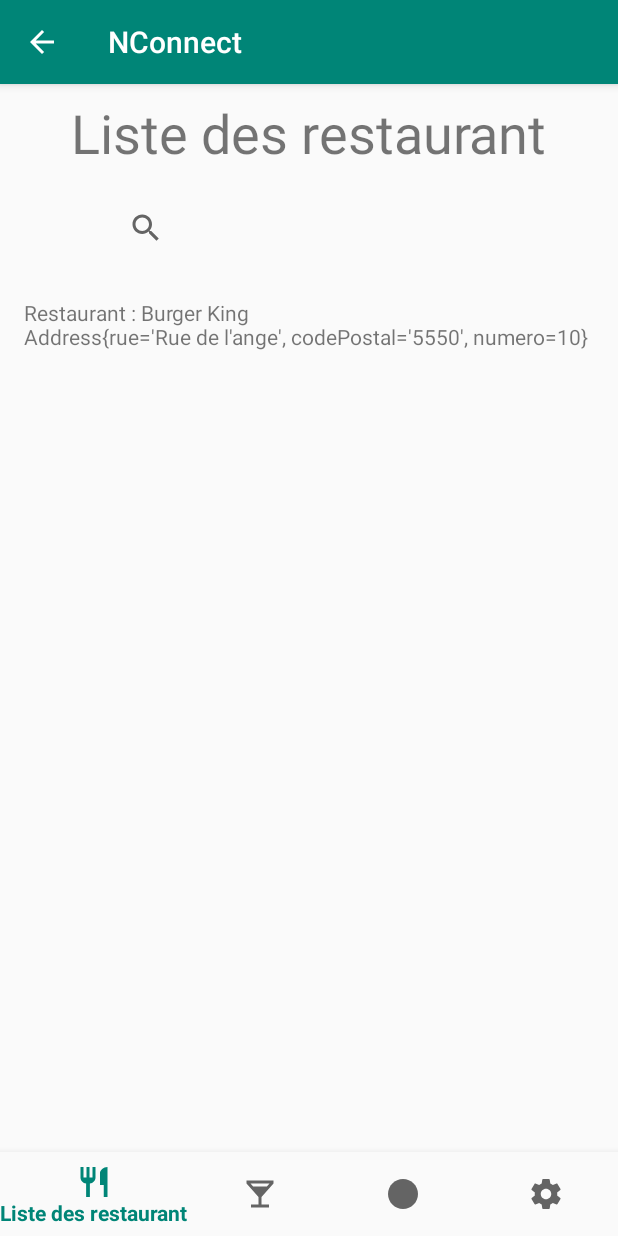
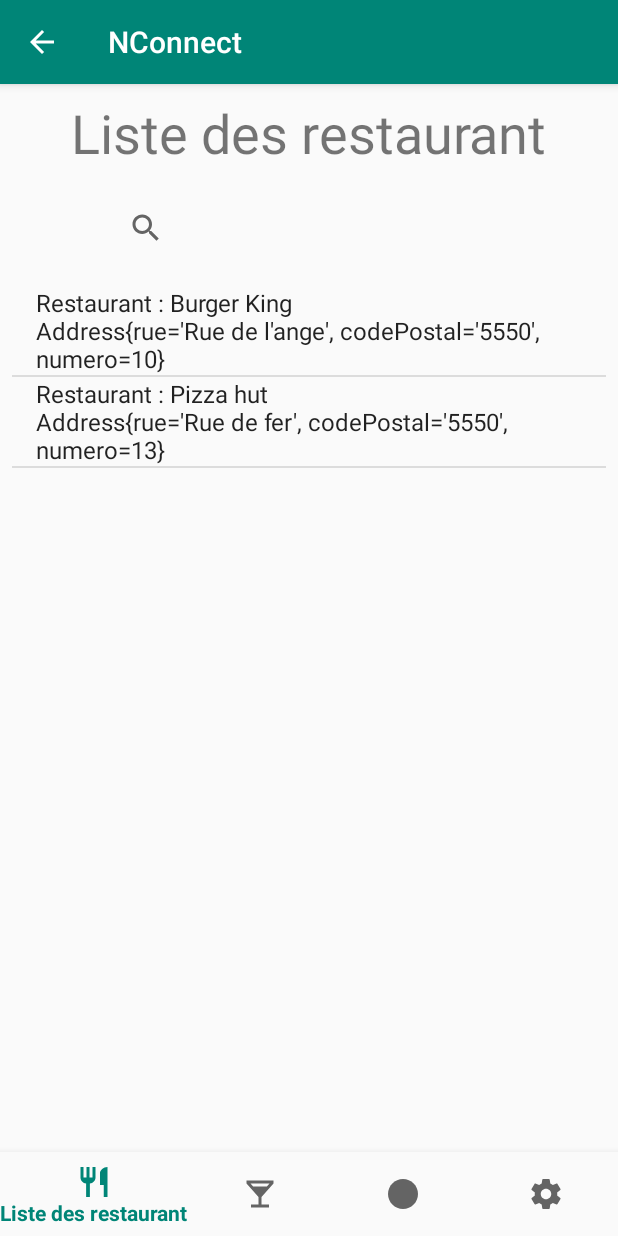
Before and after one commit to FrancoisRmn/SmartCity, an Android app: the RestaurantFragment screen opened directly, with no data from a screen before it, on a phone screen of 412 x 824 dp. Run offline under Robolectric (Android 15) with nearby library versions, the phone set to English and light mode, and no system bars.

Commit message:
ajout d'une liste view à la place d'une recycler view mais marche pas encore

```diff
--- a/app/build.gradle
+++ b/app/build.gradle
@@ -29,5 +29,7 @@
     testImplementation 'junit:junit:4.12'
     androidTestImplementation 'com.android.support.test:runner:1.0.2'
     androidTestImplementation 'com.android.support.test.espresso:espresso-core:3.0.2'
+    implementation "android.arch.lifecycle:extensions:1.1.1"
+    implementation "android.arch.lifecycle:viewmodel:1.1.1"
 
 }
--- a/app/src/main/java/com/henallux/smartcity/model/Restaurant.java
+++ b/app/src/main/java/com/henallux/smartcity/model/Restaurant.java
@@ -19,6 +19,10 @@
     private List<Promotion> promotions;
 
     public Restaurant(){}
+
+    public Restaurant(String nomCommerce) {
+        this.nomCommerce = nomCommerce;
+    }
 
     @Override
     public String toString() {
--- /dev/null
+++ b/app/src/main/java/com/henallux/smartcity/model/RestaurantViewModel.java
@@ -0,0 +1,28 @@
+package com.henallux.smartcity.model;
+
+import android.arch.lifecycle.ViewModel;
+
+import com.henallux.smartcity.model.Restaurant;
+
+import java.util.ArrayList;
+
+public class RestaurantViewModel extends ViewModel {
+    private Restaurant restaurant;
+    private ArrayList<Restaurant> restaurants;
+
+    public Restaurant getRestaurant() {
+        return restaurant;
+    }
+
+    public void setRestaurant(Restaurant restaurant) {
+        this.restaurant = restaurant;
+    }
+
+    public ArrayList<Restaurant> getRestaurants() {
+        return restaurants;
+    }
+
+    public void setRestaurants(ArrayList<Restaurant> restaurants) {
+        this.restaurants = restaurants;
+    }
+}
--- /dev/null
+++ b/app/src/main/java/com/henallux/smartcity/view/LoadRestaurantsTask.java
@@ -0,0 +1,88 @@
+package com.henallux.smartcity.view;
+
+import android.app.Activity;
+import android.arch.lifecycle.ViewModel;
+import android.arch.lifecycle.ViewModelProvider;
+import android.arch.lifecycle.ViewModelProviders;
+import android.os.AsyncTask;
+import android.support.v4.app.FragmentActivity;
+import android.support.v4.app.FragmentManager;
+import android.util.Log;
+import android.widget.ListView;
+
+import com.henallux.smartcity.model.Address;
+import com.henallux.smartcity.model.Restaurant;
+import com.henallux.smartcity.model.RestaurantViewModel;
+
+import java.util.ArrayList;
+
+public class LoadRestaurantsTask extends AsyncTask<String, Void, ArrayList<Restaurant>> {
+    private FragmentManager fragmentManager;
+    private Activity activity;
+    private RestaurantViewModel restaurantViewModel;
+    private ListView listViewRestaurants;
+
+    public LoadRestaurantsTask(FragmentManager fragmentManager, Activity activity) {
+        super();
+        this.fragmentManager = fragmentManager;
+        this.activity = activity;
+        restaurantViewModel = ViewModelProviders.of((FragmentActivity) activity).get(RestaurantViewModel.class);
+    }
+    @Override
+    protected void onPreExecute() {
+        super.onPreExecute();
+    }
+    @Override
+    protected void onProgressUpdate(Void... values) {
+        super.onProgressUpdate(values);
+    }
+    @Override
+    protected ArrayList<Restaurant> doInBackground(String... strings) {
+        ArrayList<Restaurant> restaurants = new ArrayList<Restaurant>();
+        Log.d("LoadRestaurantTask", "On rentre dans doInBackground");
+        if (isCancelled()) {
+            Log.d("doInBackground", "Call on method isCancelled() ");
+        }
+        else
+        {
+            int size = strings.length;
+            if (size == 1) {
+                try {
+                    Address address = new Address("Rue de l'ange", "5550", 10);
+                    ArrayList<String> moyensPayements = new ArrayList<String>();
+                    Restaurant restaurant = new Restaurant();
+                    restaurant.setNomCommerce("Burger King");
+                    restaurant.setAddress(address);
+                    restaurant.setDescription("Restauration rapide");
+                    restaurant.setMail("burgerking@yahoo.com");
+                    restaurants.add(restaurant );
+
+                    Address address2 = new Address("Rue de fer", "5550", 13);
+                    Restaurant restaurant2 = new Restaurant();
+                    restaurant2.setNomCommerce("Pizza hut");
+                    restaurant2.setAddress(address2);
+                    restaurant2.setDescription("");
+                    restaurant2.setMail("pizza_hut@yahoo.com");
+                    restaurants.add(restaurant2);
+
+                } catch (Exception e) {
+                    Log.d("Exception", e.getMessage());
+                }
+            }
+            else
+            {
+                restaurants.add(new Restaurant("Pas de localite trouve"));
+            }
+        }
+        Log.d("LoadRestaurantTask", "On retourne les restaurants");
+        restaurantViewModel.setRestaurants(restaurants);
+        return restaurants;
+    }
+
+    @Override
+    protected void onPostExecute(ArrayList<Restaurant> restaurants) {
+        //on ajoute a RestaurantViewModel pour la récupérer dans restaurantsFragment
+        Log.d("LoadRestaurantTask", "On rentre dans onPostExecute");
+        restaurantViewModel.setRestaurants(restaurants);
+    }
+}
--- a/app/src/main/java/com/henallux/smartcity/view/RestaurantFragment.java
+++ b/app/src/main/java/com/henallux/smartcity/view/RestaurantFragment.java
@@ -1,43 +1,101 @@
 package com.henallux.smartcity.view;
 
+import android.arch.lifecycle.ViewModelProviders;
 import android.os.AsyncTask;
 import android.os.Bundle;
 import android.support.annotation.NonNull;
 import android.support.annotation.Nullable;
 import android.support.v4.app.Fragment;
+import android.support.v4.app.FragmentManager;
 import android.support.v7.widget.LinearLayoutManager;
 import android.support.v7.widget.RecyclerView;
 import android.util.Log;
 import android.view.LayoutInflater;
 import android.view.View;
 import android.view.ViewGroup;
+import android.widget.ArrayAdapter;
+import android.widget.ListView;
 
 import com.henallux.smartcity.R;
 import com.henallux.smartcity.dataAccess.RestaurantDAO;
 import com.henallux.smartcity.model.Address;
 import com.henallux.smartcity.model.Restaurant;
+import com.henallux.smartcity.model.RestaurantViewModel;
 
 import java.util.ArrayList;
 
 public class RestaurantFragment extends Fragment {
 
     private RecyclerView restaurantsToDisplay;
+    private ListView listViewRestaurantsToDisplay;
+    private FragmentManager fragmentManager;
+    private RestaurantViewModel restaurantViewModel;
+    private ArrayList<Restaurant> restaurants;
+    private LoadRestaurantsTask loadRestaurantsTask;
 
     @Nullable
     @Override
     public View onCreateView(@NonNull LayoutInflater inflater, @Nullable ViewGroup container, @Nullable Bundle savedInstanceState) {
-        return inflater.inflate(R.layout.fragment_restaurant, container, false);
+        View view =  inflater.inflate(R.layout.fragment_restaurant, container, false);
+        restaurantViewModel = ViewModelProviders.of(getActivity()).get(RestaurantViewModel.class);
+        fragmentManager = getFragmentManager();
+        loadRestaurantsTask = new LoadRestaurantsTask(fragmentManager, getActivity());
+        loadRestaurantsTask.execute("test");
+        restaurants = ((RestaurantViewModel)restaurantViewModel).getRestaurants();
+        listViewRestaurantsToDisplay = (ListView) view.findViewById(R.id.RestaurantListView);
+        final ArrayList<String> restaurantsDescriptions = arrayListRestaurantToArrayListString(restaurants);
+        ArrayAdapter<String> listRestaurantAdapter= new ArrayAdapter<String>(
+                getActivity(),
+                android.R.layout.simple_list_item_1,
+                restaurantsDescriptions
+        );
+        listViewRestaurantsToDisplay.setAdapter(listRestaurantAdapter);
+        return view;
+        //return inflater.inflate(R.layout.fragment_restaurant, container, false);
+
+    }
+
+    private ArrayList<String> arrayListRestaurantToArrayListString(ArrayList<Restaurant> restaurantsArrayList) {
+        if(restaurantsArrayList == null){
+            Log.d("RestaurantFragment", "Restaurant arrayList est null");
+        }
+        ArrayList<String> restaurants = new ArrayList<String>();
+        for(Restaurant restaurant : restaurantsArrayList)
+        {
+            restaurants.add(restaurant.toString());
+        }
+        return restaurants;
     }
 
     @Override
     public void onActivityCreated(@Nullable Bundle savedInstanceState) {
         super.onActivityCreated(savedInstanceState);
         View view = getView();
-        restaurantsToDisplay = view.findViewById(R.id.RestaurantRecyclerView);
+        /*restaurantsToDisplay = view.findViewById(R.id.RestaurantRecyclerView);
         RecyclerView.LayoutManager layoutManager = new LinearLayoutManager(view.getContext());
         restaurantsToDisplay.setLayoutManager(layoutManager);
         new LoadRestaurants().execute();
+        */
+
+        /*
+        restaurantViewModel = ViewModelProviders.of(getActivity()).get(RestaurantViewModel.class);
+        fragmentManager = getFragmentManager();
+        loadRestaurants = new LoadRestaurantsTask(fragmentManager, getActivity());
+        loadRestaurants.execute("test");
+        restaurants = ((RestaurantViewModel)restaurantViewModel).getRestaurants();
+        listViewRestaurantsToDisplay = (ListView) view.findViewById(R.id.RestaurantListView);
+        final ArrayList<String> restaurantsDescriptions = arrayListRestaurantToArrayListString(restaurants);
+        ArrayAdapter<String> listRestaurantAdapter= new ArrayAdapter<String>(
+                getActivity(),
+                android.R.layout.simple_list_item_1,
+                restaurantsDescriptions
+        );
+        listViewRestaurantsToDisplay.setAdapter(listRestaurantAdapter);
+        */
+        //gestion des clicks
     }
+
+
 
     private class LoadRestaurants extends AsyncTask<String, Void, ArrayList<Restaurant>>{
         private RestaurantDAO restaurantDAO;
@@ -79,4 +137,11 @@
             restaurantsToDisplay.setAdapter(adapter);
         }
     }
+    @Override
+    public void onDestroy() {
+        super.onDestroy();
+        if (loadRestaurantsTask != null) {
+            loadRestaurantsTask.cancel(true);
+        }
+    }
 }
--- /dev/null
+++ b/app/src/main/res/layout/fragment_listelem.xml
@@ -0,0 +1,9 @@
+<?xml version="1.0" encoding="utf-8"?>
+<FrameLayout xmlns:android="http://schemas.android.com/apk/res/android"
+    android:layout_width="match_parent" android:layout_height="match_parent">
+
+    <ListView
+        android:layout_width="match_parent"
+        android:layout_height="match_parent"
+        android:id="@+id/listView_restaurants"/>
+</FrameLayout>
--- a/app/src/main/res/layout/fragment_restaurant.xml
+++ b/app/src/main/res/layout/fragment_restaurant.xml
@@ -34,8 +34,8 @@
         app:layout_constraintStart_toStartOf="parent"
         app:layout_constraintTop_toBottomOf="@+id/textView" />
 
-    <android.support.v7.widget.RecyclerView
-        android:id="@+id/RestaurantRecyclerView"
+    <ListView
+        android:id="@+id/RestaurantListView"
         android:layout_width="0dp"
         android:layout_height="0dp"
         android:layout_marginStart="8dp"
```
